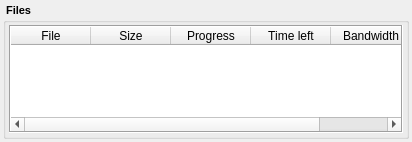
First picture: the form in Homer/forms/Widgets/OverviewFileTransfersWidget.ui, repository Homer-Conferencing/Homer-Conferencing, before the edit.
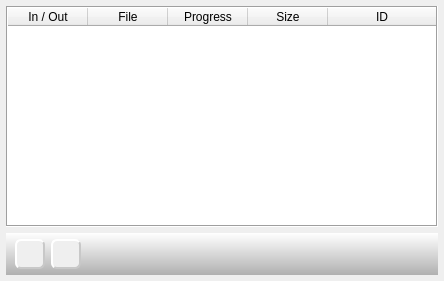
Second picture: the form after the edit. Icons and pictures are not drawn.

Commit message: - initial version of file transfer support

```diff
--- a/Homer/forms/Widgets/OverviewFileTransfersWidget.ui
+++ b/Homer/forms/Widgets/OverviewFileTransfersWidget.ui
@@ -6,19 +6,20 @@
    <rect>
     <x>0</x>
     <y>0</y>
-    <width>412</width>
-    <height>142</height>
+    <width>444</width>
+    <height>281</height>
    </rect>
   </property>
   <property name="minimumSize">
    <size>
-    <width>108</width>
-    <height>142</height>
+    <width>327</width>
+    <height>194</height>
    </size>
   </property>
   <property name="font">
    <font>
     <family>Arial</family>
+    <pointsize>10</pointsize>
     <weight>75</weight>
     <bold>true</bold>
    </font>
@@ -33,12 +34,12 @@
    <string>File transfers</string>
   </property>
   <widget class="QWidget" name="dockWidgetContents">
-   <layout class="QGridLayout" name="gridLayout_2">
+   <layout class="QVBoxLayout" name="verticalLayout_2">
     <property name="margin">
      <number>3</number>
     </property>
-    <item row="0" column="0">
-     <widget class="QGroupBox" name="mGrpFiles">
+    <item>
+     <widget class="QFrame" name="mFrame">
       <property name="maximumSize">
        <size>
         <width>16777214</width>
@@ -52,20 +53,11 @@
         <bold>true</bold>
        </font>
       </property>
-      <property name="title">
-       <string> Files </string>
-      </property>
-      <property name="flat">
-       <bool>true</bool>
-      </property>
-      <property name="checkable">
-       <bool>false</bool>
-      </property>
-      <layout class="QGridLayout" name="gridLayout_3">
+      <layout class="QVBoxLayout" name="verticalLayout">
        <property name="margin">
         <number>3</number>
        </property>
-       <item row="0" column="0">
+       <item>
         <widget class="QTableWidget" name="mTwFiles">
          <property name="font">
           <font>
@@ -117,7 +109,7 @@
           <bool>true</bool>
          </property>
          <property name="columnCount">
-          <number>6</number>
+          <number>5</number>
          </property>
          <attribute name="horizontalHeaderCascadingSectionResizes">
           <bool>false</bool>
@@ -146,23 +138,15 @@
          <attribute name="verticalHeaderMinimumSectionSize">
           <number>20</number>
          </attribute>
+         <column>
+          <property name="text">
+           <string>In / Out</string>
+          </property>
+         </column>
          <column>
           <property name="text">
            <string>File</string>
           </property>
-          <property name="icon">
-           <iconset resource="../../resources/Icons.qrc">
-            <normaloff>:/images/Document.png</normaloff>:/images/Document.png</iconset>
-          </property>
-         </column>
-         <column>
-          <property name="text">
-           <string>Size</string>
-          </property>
-          <property name="icon">
-           <iconset resource="../../resources/Icons.qrc">
-            <normaloff>:/images/Compression.png</normaloff>:/images/Compression.png</iconset>
-          </property>
          </column>
          <column>
           <property name="text">
@@ -175,20 +159,7 @@
          </column>
          <column>
           <property name="text">
-           <string>Time left</string>
-          </property>
-          <property name="icon">
-           <iconset resource="../../resources/Icons.qrc">
-            <normaloff>:/images/Counter.png</normaloff>:/images/Counter.png</iconset>
-          </property>
-         </column>
-         <column>
-          <property name="text">
-           <string>Bandwidth</string>
-          </property>
-          <property name="icon">
-           <iconset resource="../../resources/Icons.qrc">
-            <normaloff>:/images/ArrowRightGreen.png</normaloff>:/images/ArrowRightGreen.png</iconset>
+           <string>Size</string>
           </property>
          </column>
          <column>
@@ -198,6 +169,141 @@
          </column>
         </widget>
        </item>
+       <item>
+        <widget class="QFrame" name="mFrameControls">
+         <property name="minimumSize">
+          <size>
+           <width>0</width>
+           <height>42</height>
+          </size>
+         </property>
+         <property name="maximumSize">
+          <size>
+           <width>16777215</width>
+           <height>42</height>
+          </size>
+         </property>
+         <property name="styleSheet">
+          <string notr="true">QFrame{ background-color: qlineargradient(spread:pad, x1:0, y1:1, x2:0, y2:0, stop:0 rgba(176, 176, 176, 255), stop:1 rgba(255, 255, 255, 255)); }</string>
+         </property>
+         <layout class="QHBoxLayout" name="horizontalLayout">
+          <property name="topMargin">
+           <number>0</number>
+          </property>
+          <property name="bottomMargin">
+           <number>0</number>
+          </property>
+          <item>
+           <widget class="QToolButton" name="mTbAdd">
+            <property name="minimumSize">
+             <size>
+              <width>30</width>
+              <height>30</height>
+             </size>
+            </property>
+            <property name="maximumSize">
+             <size>
+              <width>30</width>
+              <height>30</height>
+             </size>
+            </property>
+            <property name="toolTip">
+             <string>Add file(s) to playlist</string>
+            </property>
+            <property name="styleSheet">
+             <string notr="true">QToolButton{
+background-color: rgb(239, 239, 239);
+color: rgb(239, 239, 239);
+border-style: outset;
+border-width: 2px;
+border-color:  rgb(200, 200, 200);
+border-radius: 6px;
+}
+QToolButton:pressed{
+background-color: rgb(150, 150, 150);
+} 
+</string>
+            </property>
+            <property name="text">
+             <string/>
+            </property>
+            <property name="icon">
+             <iconset resource="../../resources/Icons.qrc">
+              <normaloff>:/images/22_22/Plus.png</normaloff>:/images/22_22/Plus.png</iconset>
+            </property>
+            <property name="iconSize">
+             <size>
+              <width>18</width>
+              <height>18</height>
+             </size>
+            </property>
+           </widget>
+          </item>
+          <item>
+           <widget class="QToolButton" name="mTbDel">
+            <property name="minimumSize">
+             <size>
+              <width>30</width>
+              <height>30</height>
+             </size>
+            </property>
+            <property name="maximumSize">
+             <size>
+              <width>30</width>
+              <height>30</height>
+             </size>
+            </property>
+            <property name="toolTip">
+             <string>Remove file(s) from playlist</string>
+            </property>
+            <property name="styleSheet">
+             <string notr="true">QToolButton{
+background-color: rgb(239, 239, 239);
+color: rgb(239, 239, 239);
+border-style: outset;
+border-width: 2px;
+border-color:  rgb(200, 200, 200);
+border-radius: 6px;
+}
+QToolButton:pressed{
+background-color: rgb(150, 150, 150);
+} 
+</string>
+            </property>
+            <property name="text">
+             <string/>
+            </property>
+            <property name="icon">
+             <iconset resource="../../resources/Icons.qrc">
+              <normaloff>:/images/22_22/Minus.png</normaloff>:/images/22_22/Minus.png</iconset>
+            </property>
+            <property name="iconSize">
+             <size>
+              <width>18</width>
+              <height>18</height>
+             </size>
+            </property>
+           </widget>
+          </item>
+          <item>
+           <spacer name="horizontalSpacer">
+            <property name="orientation">
+             <enum>Qt::Horizontal</enum>
+            </property>
+            <property name="sizeType">
+             <enum>QSizePolicy::MinimumExpanding</enum>
+            </property>
+            <property name="sizeHint" stdset="0">
+             <size>
+              <width>5</width>
+              <height>20</height>
+             </size>
+            </property>
+           </spacer>
+          </item>
+         </layout>
+        </widget>
+       </item>
       </layout>
      </widget>
     </item>
```
Left out of the diff: 4 changed lines with no effect on the pictures. The commit also changes 14 other files.
